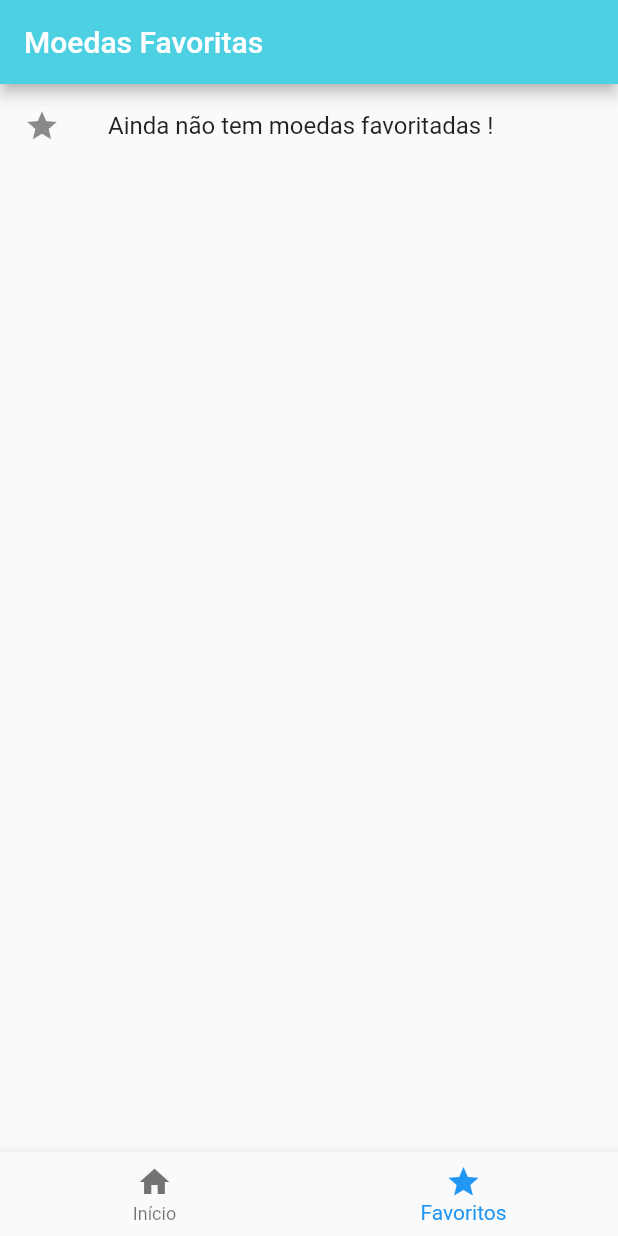
After one commit to otaldopira/criptomoeda, a Flutter app: the screen it shows after launch, swiped to page 2, on a phone screen of 412 x 824 dp. The commit adds this screen. Run offline on Flutter 3.47's test engine with Material 2 defaults, Android fonts, the phone set to English and light mode, and no system bars.

Commit message:
✨Adicionado Tela Favoritos, bottomNavigation, etc.

```diff
--- /dev/null
+++ b/lib/pages/favoritas_page.dart
@@ -0,0 +1,38 @@
+import 'package:flutter/material.dart';
+import 'package:myapp/repositories/favoritas_repository.dart';
+import 'package:myapp/widgets/moeda_card.dart';
+import 'package:provider/provider.dart';
+
+class FavoritasPage extends StatefulWidget {
+  const FavoritasPage({super.key});
+
+  @override
+  State<FavoritasPage> createState() => _FavoritasPageState();
+}
+
+class _FavoritasPageState extends State<FavoritasPage> {
+  @override
+  Widget build(BuildContext context) {
+    return Scaffold(
+      appBar: AppBar(
+        title: const Text('Moedas Favoritas'),
+      ),
+      body: Consumer<FavoritasRepository>(
+        builder: (context, favoritas, child) {
+          return favoritas.lista.isEmpty
+              ? const ListTile(
+                  leading: Icon(Icons.star),
+                  title: Text('Ainda não tem moedas favoritadas !'),
+                )
+              : ListView.builder(
+                  itemBuilder: (context, index) {
+                    return MoedaCard(
+                      moeda: favoritas.lista[index],
+                    );
+                  },
+                  itemCount: favoritas.lista.length);
+        },
+      ),
+    );
+  }
+}
--- /dev/null
+++ b/lib/pages/home_page.dart
@@ -0,0 +1,53 @@
+import 'package:flutter/material.dart';
+import 'package:myapp/pages/favoritas_page.dart';
+
+import 'package:myapp/pages/moedas_page.dart';
+
+class HomePage extends StatefulWidget {
+  const HomePage({super.key});
+
+  @override
+  State<HomePage> createState() => _HomePageState();
+}
+
+class _HomePageState extends State<HomePage> {
+  int paginaAtual = 0;
+  late PageController pc;
+
+  @override
+  void initState() {
+    super.initState();
+    pc = PageController(initialPage: paginaAtual);
+  }
+
+  setPaginaAtual(pagina) {
+    setState(() {
+      paginaAtual = pagina;
+    });
+  }
+
+  @override
+  Widget build(BuildContext context) {
+    return Scaffold(
+        body: PageView(
+          controller: pc,
+          onPageChanged: (value) => setPaginaAtual(value),
+          children: const [
+            MoedasPage(),
+            FavoritasPage(),
+          ],
+        ),
+        bottomNavigationBar: BottomNavigationBar(
+            currentIndex: paginaAtual,
+            items: const [
+              BottomNavigationBarItem(icon: Icon(Icons.home), label: 'Início'),
+              BottomNavigationBarItem(
+                  icon: Icon(Icons.star), label: 'Favoritos'),
+            ],
+            onTap: (pagina) {
+              pc.animateToPage(pagina,
+                  duration: const Duration(milliseconds: 400),
+                  curve: Curves.easeInOut);
+            }));
+  }
+}
--- /dev/null
+++ b/lib/repositories/favoritas_repository.dart
@@ -0,0 +1,24 @@
+import 'dart:collection';
+
+import 'package:flutter/material.dart';
+import 'package:myapp/models/moeda.dart';
+
+class FavoritasRepository extends ChangeNotifier {
+  final List<Moeda> _lista = [];
+
+  UnmodifiableListView<Moeda> get lista => UnmodifiableListView(_lista);
+
+  saveAll(List<Moeda> moedas) {
+    moedas.forEach((moeda) {
+      if (!_lista.contains(moeda)) {
+        _lista.add(moeda);
+      }
+    });
+    notifyListeners();
+  }
+
+  remove(Moeda moeda) {
+    _lista.remove(moeda);
+    notifyListeners();
+  }
+}
--- a/pubspec.yaml
+++ b/pubspec.yaml
@@ -31,6 +31,7 @@ dependencies:
   flutter:
     sdk: flutter
   intl: ^0.18.0
+  provider: ^6.0.5
 
   # The following adds the Cupertino Icons font to your application.
   # Use with the CupertinoIcons class for iOS style icons.
```
Also changed, not shown: lib/main.dart (+7 -2 lines), lib/pages/moeda_detalhes_page.dart (+5 -2 lines), lib/pages/moedas_page.dart (+15 -5 lines), lib/widgets/moeda_card.dart (added, +48 -0 lines), pubspec.lock, 1 other file.
